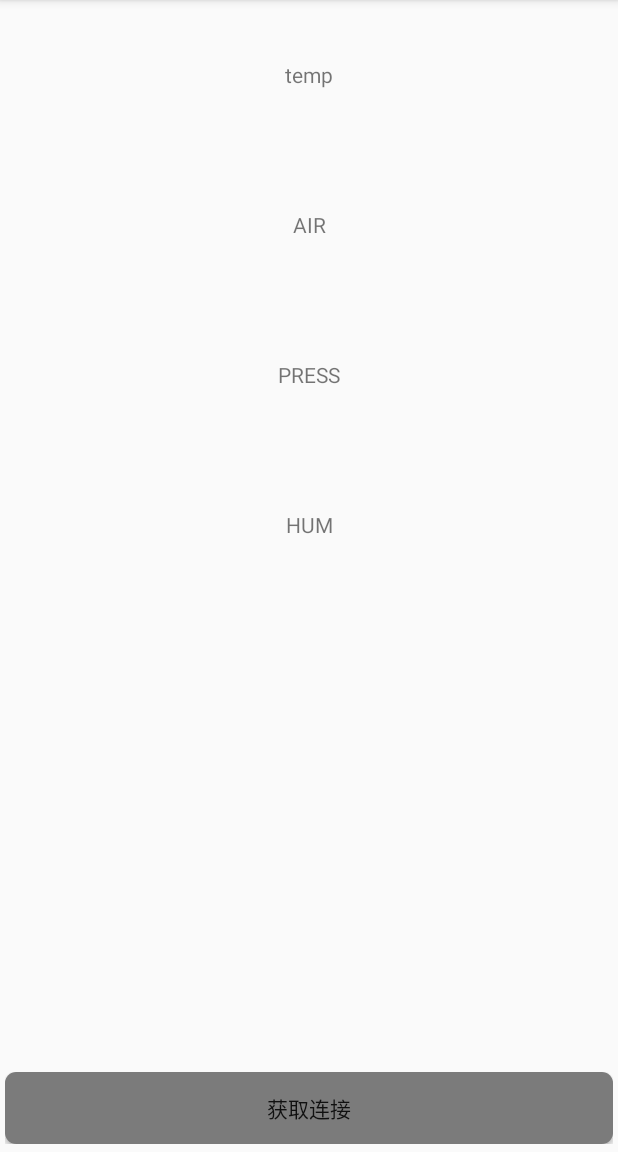
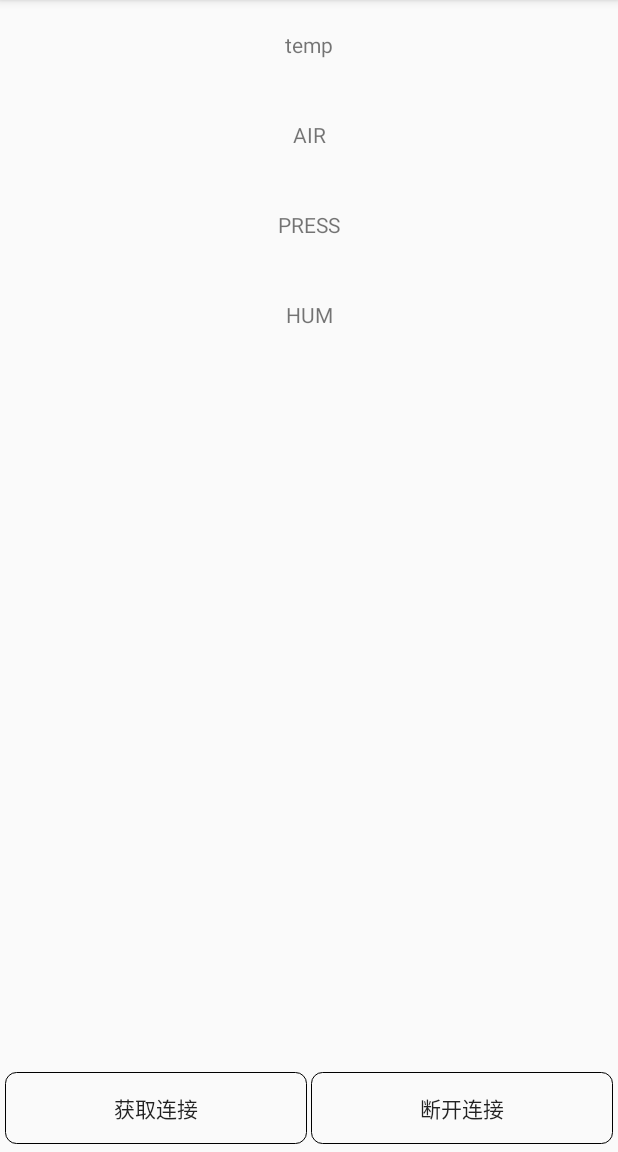
Before and after one commit to zht255/ARMweather, an Android app: the WeatherActivity screen opened directly, with no data from a screen before it, on a phone screen of 412 x 824 dp, the part 84-1236 px from its top. Run offline under Robolectric (Android 15) with nearby library versions, the phone set to English and light mode, and no system bars; 3 statements that could not run were skipped.

Commit message:
2017-06-25-4,建立socket蓝蓝牙串口口通信

```diff
--- a/app/src/main/java/com/example/vvv/armweather/MainActivity.java
+++ b/app/src/main/java/com/example/vvv/armweather/MainActivity.java
@@ -52,7 +52,7 @@ public class MainActivity extends AppCompatActivity {
         super.onStart();
         IntentFilter filter = new IntentFilter();
         filter.addAction(BluetoothAdapter.ACTION_STATE_CHANGED);
-        filter.addAction(BluetoothAdapter.ACTION_DISCOVERY_FINISHED);
+        filter.addAction(BluetoothAdapter.ACTION_DISCOVERY_STARTED);
         filter.addAction(BluetoothDevice.ACTION_FOUND);
         registerReceiver(bluetoothreciever, filter);
     }
@@ -100,7 +100,7 @@ public class MainActivity extends AppCompatActivity {
                         startActivity(intent);
                     }
                 });
-            }else if(action.equals(BluetoothAdapter.ACTION_DISCOVERY_FINISHED)){
+            }else if(action.equals(BluetoothAdapter.ACTION_DISCOVERY_STARTED)){
                 l.clear();
             }
         }
--- /dev/null
+++ b/app/src/main/res/drawable/selected.xml
@@ -0,0 +1,5 @@
+<?xml version="1.0" encoding="utf-8"?>
+<selector xmlns:android="http://schemas.android.com/apk/res/android">
+    <item android:state_focused="false" android:color="#ffffff"></item>
+    <item android:state_focused="true"  android:color="#7B7B7B"></item>
+</selector>
--- a/app/src/main/res/drawable/shape.xml
+++ b/app/src/main/res/drawable/shape.xml
@@ -1,6 +1,8 @@
 <?xml version="1.0" encoding="utf-8"?>
 <shape xmlns:android="http://schemas.android.com/apk/res/android"
     android:shape="rectangle">
-    <solid android:color="#7B7B7B"/>
+    <!--<solid android:color="#ffffff"/>-->
     <corners android:radius="7dip"/>
+    <stroke android:width="0.5dp"
+        android:color="#000000"/>
 </shape>
--- a/app/src/main/res/layout/ble.xml
+++ b/app/src/main/res/layout/ble.xml
@@ -3,45 +3,65 @@
     android:orientation="vertical" android:layout_width="match_parent"
     android:layout_height="match_parent">
     <TextView
+        android:id="@+id/Ssid"
+        android:layout_width="match_parent"
+        android:layout_height="60dp" />
+    <TextView
+        android:id="@+id/server"
+        android:layout_width="match_parent"
+        android:layout_height="60dp" />
+    <TextView
         android:id="@+id/temp"
         android:layout_width="match_parent"
-        android:layout_height="100dp"
+        android:layout_height="60dp"
         android:text="temp"
         android:gravity="center" />
     <TextView
         android:id="@+id/hum"
         android:layout_width="match_parent"
-        android:layout_height="100dp"
+        android:layout_height="60dp"
         android:text="HUM"
         android:gravity="center"
         android:layout_below="@+id/press" />
     <TextView
         android:id="@+id/press"
         android:layout_width="match_parent"
-        android:layout_height="100dp"
+        android:layout_height="60dp"
         android:text="PRESS"
         android:gravity="center"
         android:layout_below="@+id/air" />
     <TextView
         android:id="@+id/air"
         android:layout_width="match_parent"
-        android:layout_height="100dp"
+        android:layout_height="60dp"
         android:text="AIR"
         android:gravity="center"
         android:layout_below="@+id/temp" />
-    <RelativeLayout
+    <LinearLayout
         android:layout_width="match_parent"
         android:layout_height="wrap_content"
         android:layout_alignParentBottom="true"
         android:paddingBottom="5dp"
         android:paddingLeft="3dp"
-        android:paddingRight="3dp">
+        android:paddingRight="3dp"
+        android:weightSum="2">
         <Button
             android:id="@+id/connect"
-            android:layout_width="match_parent"
+            android:layout_width="wrap_content"
             android:layout_height="wrap_content"
             android:text="获取连接"
-            android:background="@drawable/shape" />
-        </RelativeLayout>
+            android:background="@drawable/shape"
+            android:layout_weight="1"
+            android:layout_marginRight="1dp"/>
+        <Button
+            android:id="@+id/close"
+            android:layout_width="wrap_content"
+            android:layout_height="wrap_content"
+            android:layout_weight="1"
+            android:text="断开连接"
+            android:background="@drawable/shape"
+            android:layout_marginLeft="1dp" />
+
+        </LinearLayout>
 
 </RelativeLayout>
```
Also changed, not shown: app/src/main/java/com/example/vvv/armweather/WeatherActivity.java (+55 -30 lines).
